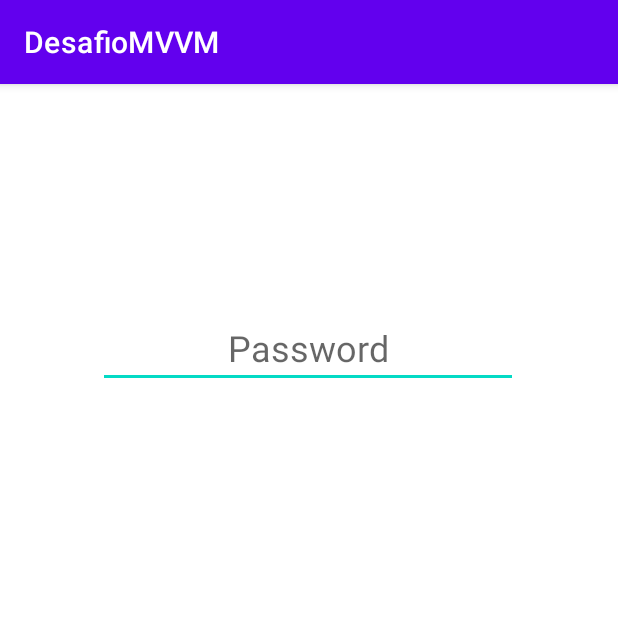
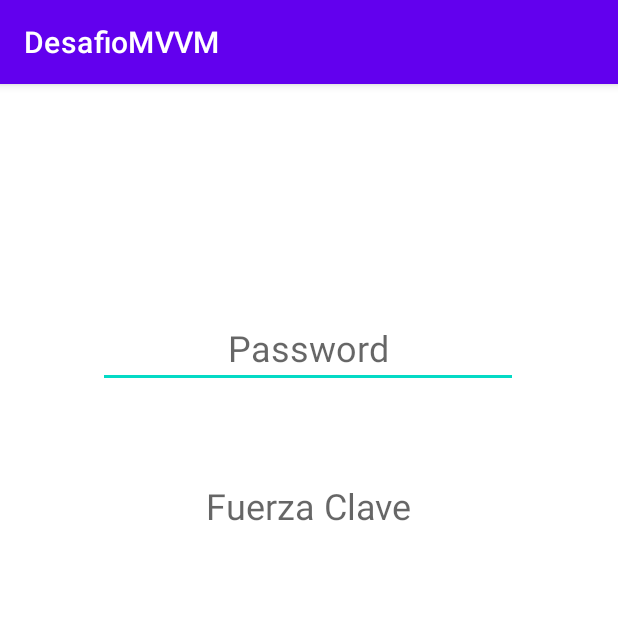
Before and after one commit to cbassdagreat/DesafioMVVM, an Android app: the screen it shows after launch (MainActivity), on a phone screen of 412 x 824 dp, the top half of it. Run offline under Robolectric (Android 15) with nearby library versions, the phone set to English and light mode, and no system bars; our stand-ins replace data binding.

Commit message:
se terminó la programación pero no funciona. no se entiende como tvPassStrength puede mostrar color y mensaje.

```diff
--- a/app/src/main/java/cbassdagreat/github/desafiomvvm/MainActivity.java
+++ b/app/src/main/java/cbassdagreat/github/desafiomvvm/MainActivity.java
@@ -21,9 +21,9 @@ public class MainActivity extends AppCompatActivity {
     protected void onCreate(Bundle savedInstanceState) {
         super.onCreate(savedInstanceState);
         binding = ActivityMainBinding.inflate(getLayoutInflater());
-        viewModel = new ViewModelProvider(this).get(PasswordViewModel.class);
         setContentView(binding.getRoot());
         binding.setLifecycleOwner(this);
+        viewModel = new ViewModelProvider(this).get(PasswordViewModel.class);
         binding.etPass.addTextChangedListener((new TextWatcher() {
             @Override
             public void beforeTextChanged(CharSequence s, int start, int count, int after) {
@@ -41,6 +41,10 @@ public class MainActivity extends AppCompatActivity {
             }
         }));
 
+        viewModel.getPasswordMutable().observe(this,password -> {
+            binding.setPass(password);
+        });
+
 
 
 
@@ -49,7 +53,3 @@ public class MainActivity extends AppCompatActivity {
 
 
     }
-
-
-
-}
--- a/app/src/main/res/layout/activity_main.xml
+++ b/app/src/main/res/layout/activity_main.xml
@@ -37,14 +37,16 @@
         android:id="@+id/tvPassStrength"
         android:layout_width="188dp"
         android:layout_height="37dp"
+        android:hint="Fuerza Clave"
         android:textAlignment="center"
         android:textSize="24sp"
         app:layout_constraintBottom_toBottomOf="parent"
         app:layout_constraintEnd_toEndOf="parent"
-        app:layout_constraintHorizontal_bias="0.498"
+        app:layout_constraintHorizontal_bias="0.497"
         app:layout_constraintStart_toStartOf="parent"
         app:layout_constraintTop_toBottomOf="@+id/etPass"
-        app:layout_constraintVertical_bias="0.216" />
+        app:layout_constraintVertical_bias="0.118"
+        tools:visibility="visible" />
 
 </androidx.constraintlayout.widget.ConstraintLayout>
 
--- a/app/src/main/res/values/colors.xml
+++ b/app/src/main/res/values/colors.xml
@@ -9,7 +9,7 @@
     <color name="white">#FFFFFFFF</color>
     <color name="c_debil">#FFFF0000</color>
     <color name="c_numeros">#00FFEA</color>
-    <color name="c_media">#26FF00</color>
-    <color name="c_fuerte">#26FF00</color>
+    <color name="c_media">#FF5722</color>
+    <color name="c_fuerte">#FFEB3B</color>
     <color name="c_sfuerte">#26FF00</color>
 </resources>
--- a/app/src/main/res/values/strings.xml
+++ b/app/src/main/res/values/strings.xml
@@ -4,7 +4,4 @@
     <string name="media">Media</string>
     <string name="fuerte">Fuerte</string>
     <string name="super_fuerte">Súper Fuerte</string>
-    <string name="letras">Sólo letras</string>
-    <string name="numeros">Sólo Números</string>
-    <string name="mixto">Ambos</string>
 </resources>
```
Also changed, not shown: app/src/main/java/cbassdagreat/github/desafiomvvm/util/Verify.java (+8 -7 lines), app/src/main/java/cbassdagreat/github/desafiomvvm/viewmodel/PasswordViewModel.java (+4 -3 lines).
